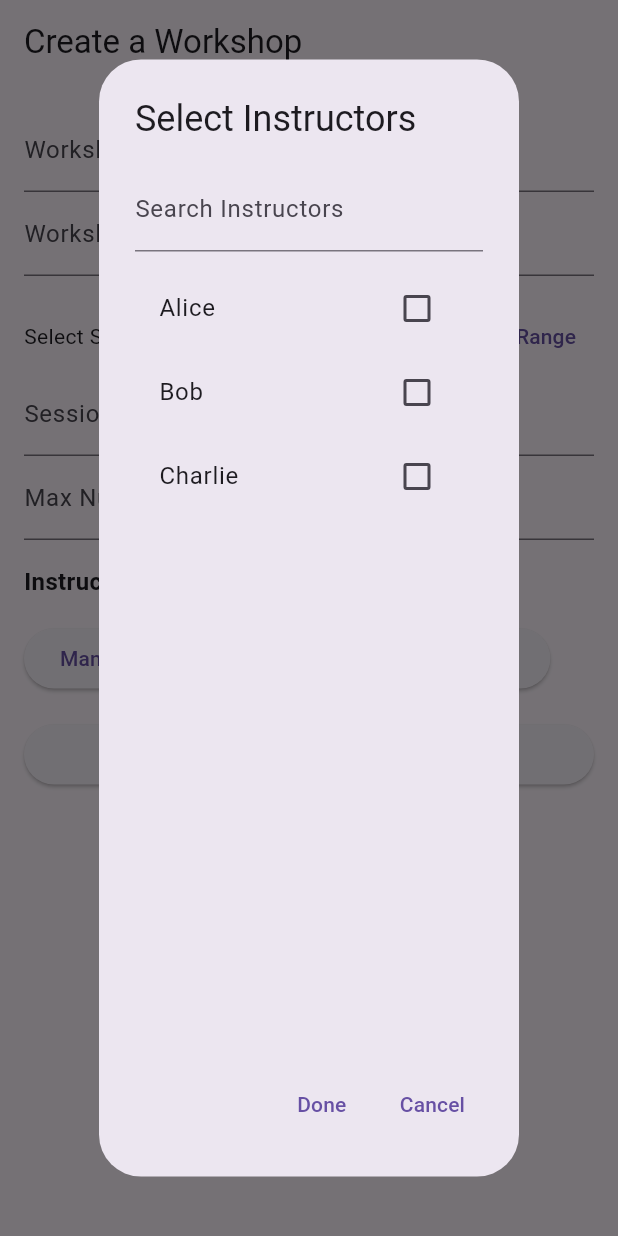
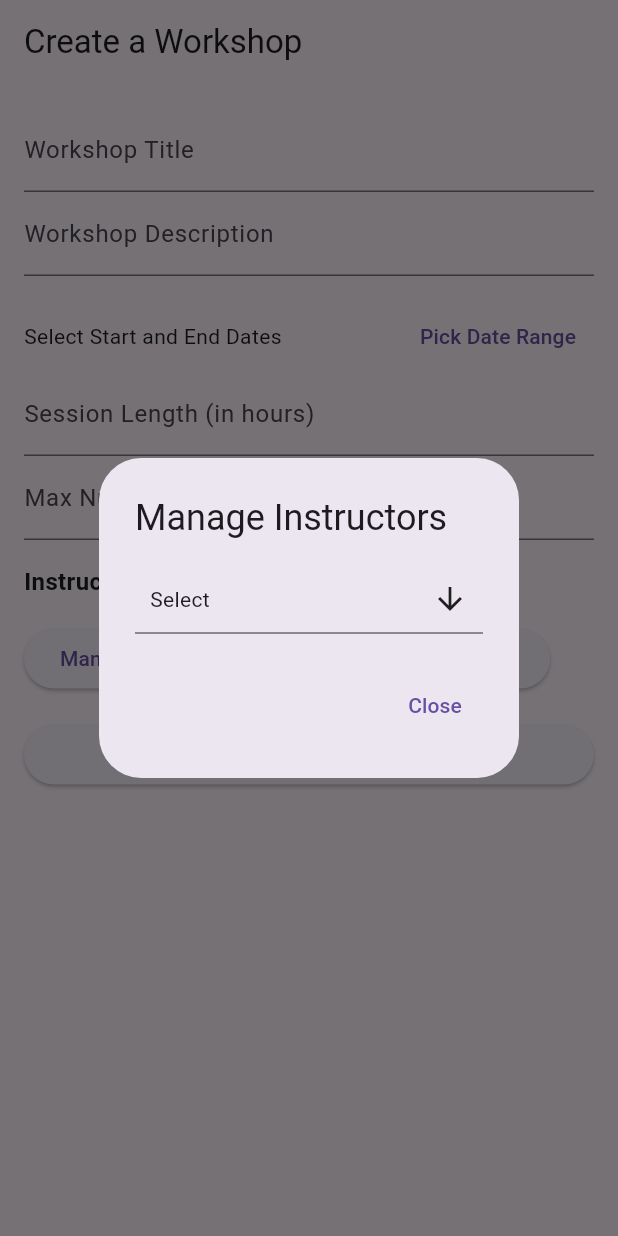
Before and after one commit to Hamdy410/workshops_hackerrank, a Flutter app: the screen it shows after launch, after a tap on "Manage Instructors", on a phone screen of 412 x 824 dp. Run offline on Flutter 3.47's test engine with Material 3 defaults, Android fonts, the phone set to English and light mode, and no system bars; drawn by our look-alikes of multi_select_flutter; our stand-ins replace file_picker, font_awesome_flutter.

Commit message:
Managing Instructors added

```diff
--- a/lib/screens/create_instructor_page.dart
+++ b/lib/screens/create_instructor_page.dart
@@ -2,6 +2,8 @@ import 'package:flutter/material.dart';
 
 class CreateInstructorPage extends StatelessWidget {
   final TextEditingController _newInstructorController = TextEditingController();
+
+  CreateInstructorPage({super.key});
 
   @override
   Widget build(BuildContext context) {
--- a/lib/screens/workshop_page.dart
+++ b/lib/screens/workshop_page.dart
@@ -1,6 +1,6 @@
 import 'package:flutter/material.dart';
 import 'package:intl/intl.dart';
-import 'package:workshops_hackerrank/widgets/instructor_selection_dialog.dart';
+import 'package:multi_select_flutter/multi_select_flutter.dart';
 
 class WorkshopPage extends StatefulWidget {
   const WorkshopPage({super.key});
@@ -24,25 +24,6 @@ class _WorkshopPageState extends State<WorkshopPage> {
     "Bob",
     "Charlie",
   ];
-
-  void _showInstructorDialog() {
-    print("Showing Instructor Selection Dialog");
-    showDialog(
-      context: context, // Ensure correct context
-      builder: (BuildContext context) {
-        return InstructorSelectionDialog(
-          allInstructors: _allInstructors,
-          selectedInstructors: _selectedInstructors,
-          onSelectionChanged: (selected) {
-            setState(() {
-              _selectedInstructors.clear();
-              _selectedInstructors.addAll(selected);
-            });
-          },
-        );
-      },
-    );
-  }
 
   Future<void> _pickDateRange(BuildContext context) async {
     DateTime today = DateTime.now();
@@ -94,7 +75,7 @@ class _WorkshopPageState extends State<WorkshopPage> {
   }
 
   void _showAddInstructorDialog() {
-    final TextEditingController _nameController = TextEditingController();
+    final TextEditingController nameController = TextEditingController();
 
     showDialog(
       context: context,
@@ -102,7 +83,7 @@ class _WorkshopPageState extends State<WorkshopPage> {
         return AlertDialog(
           title: const Text('Add New Instructor'),
           content: TextField(
-            controller: _nameController,
+            controller: nameController,
             decoration: const InputDecoration(
               labelText: 'Instructor Name',
             ),
@@ -110,7 +91,7 @@ class _WorkshopPageState extends State<WorkshopPage> {
           actions: [
             TextButton(
               onPressed: () {
-                _addInstructor(_nameController.text.trim());
+                _addInstructor(nameController.text.trim());
                 Navigator.of(context).pop();
               },
               child: const Text('Add'),
@@ -124,6 +105,41 @@ class _WorkshopPageState extends State<WorkshopPage> {
       },
     );
   }
+
+  void _showManageInstructorsDialog() {
+  showDialog(
+    context: context,
+    builder: (BuildContext context) {
+      return AlertDialog(
+        title: const Text('Manage Instructors'),
+        content: Column(
+          mainAxisSize: MainAxisSize.min,
+          children: [
+            MultiSelectDialogField(
+              items: _allInstructors.map((instructor) => MultiSelectItem<String>(instructor, instructor)).toList(),
+              initialValue: _selectedInstructors,
+              title: const Text("Select Instructors"),
+              searchable: true,
+              onConfirm: (values) {
+                setState(() {
+                  _selectedInstructors.clear();
+                  _selectedInstructors.addAll(values);
+                });
+              },
+            ),
+          ],
+        ),
+        actions: [
+          TextButton(
+            onPressed: () => Navigator.of(context).pop(),
+            child: const Text('Close'),
+          ),
+        ],
+      );
+    },
+  );
+}
+
 
   @override
   Widget build(BuildContext context) {
@@ -224,7 +240,7 @@ class _WorkshopPageState extends State<WorkshopPage> {
                 runSpacing: 8.0,
                 children: [
                   ElevatedButton(
-                    onPressed: _showInstructorDialog,
+                    onPressed: _showManageInstructorsDialog,
                     child: const Text("Manage Instructors"),
                   ),
                   ElevatedButton(
--- a/lib/widgets/instructor_selection_dialog.dart
+++ /dev/null
@@ -1,96 +0,0 @@
-import 'package:flutter/material.dart';
-
-class InstructorSelectionDialog extends StatefulWidget {
-  final List<String> allInstructors;
-  final List<String> selectedInstructors;
-  final Function(List<String>) onSelectionChanged;
-
-  const InstructorSelectionDialog({
-    required this.allInstructors,
-    required this.selectedInstructors,
-    required this.onSelectionChanged,
-    Key? key,
-  }) : super(key: key);
-
-  @override
-  _InstructorSelectionDialogState createState() => _InstructorSelectionDialogState();
-}
-
-class _InstructorSelectionDialogState extends State<InstructorSelectionDialog> {
-  List<String> _filteredInstructors = [];
-  final List<String> _tempSelectedInstructors = [];
-  final TextEditingController _searchController = TextEditingController();
-
-  @override
-  void initState() {
-    super.initState();
-    _filteredInstructors = widget.allInstructors;
-    _tempSelectedInstructors.addAll(widget.selectedInstructors);
-  }
-
-  void _filterInstructors(String query) {
-    setState(() {
-      _filteredInstructors = widget.allInstructors
-          .where((instructor) => instructor.toLowerCase().contains(query.toLowerCase()))
-          .toList();
-    });
-  }
-
-  @override
-  Widget build(BuildContext context) {
-    return AlertDialog(
-      title: const Text('Select Instructors'),
-      content: SizedBox(
-        height: MediaQuery.of(context).size.height * 0.7,
-        child: Column(
-          children: [
-            TextField(
-              controller: _searchController,
-              decoration: const InputDecoration(labelText: 'Search Instructors'),
-              onChanged: _filterInstructors,
-            ),
-            const SizedBox(height: 10),
-            Expanded(
-              child: Scrollbar(
-                child: ListView.builder(
-                  shrinkWrap: true, // Add this line
-                  itemCount: _filteredInstructors.length,
-                  itemBuilder: (context, index) {
-                    final instructor = _filteredInstructors[index];
-                    final isSelected = _tempSelectedInstructors.contains(instructor);
-                    return CheckboxListTile(
-                      title: Text(instructor),
-                      value: isSelected,
-                      onChanged: (bool? value) {
-                        setState(() {
-                          if (value == true) {
-                            _tempSelectedInstructors.add(instructor);
-                          } else {
-                            _tempSelectedInstructors.remove(instructor);
-                          }
-                        });
-                      },
-                    );
-                  },
-                ),
-              ),
-            ),
-          ],
-        ),
-      ),
-      actions: [
-        TextButton(
-          onPressed: () {
-            widget.onSelectionChanged(_tempSelectedInstructors);
-            Navigator.of(context).pop();
-          },
-          child: const Text('Done'),
-        ),
-        TextButton(
-          onPressed: () => Navigator.of(context).pop(),
-          child: const Text('Cancel'),
-        ),
-      ],
-    );
-  }
-}
--- a/pubspec.yaml
+++ b/pubspec.yaml
@@ -15,6 +15,7 @@ dependencies:
   file_picker: ^8.0.5
   intl: ^0.19.0
   table_calendar: ^3.0.6
+  multi_select_flutter: ^4.0.0
 
 dev_dependencies:
   flutter_test:
```
Also changed, not shown: pubspec.lock.
